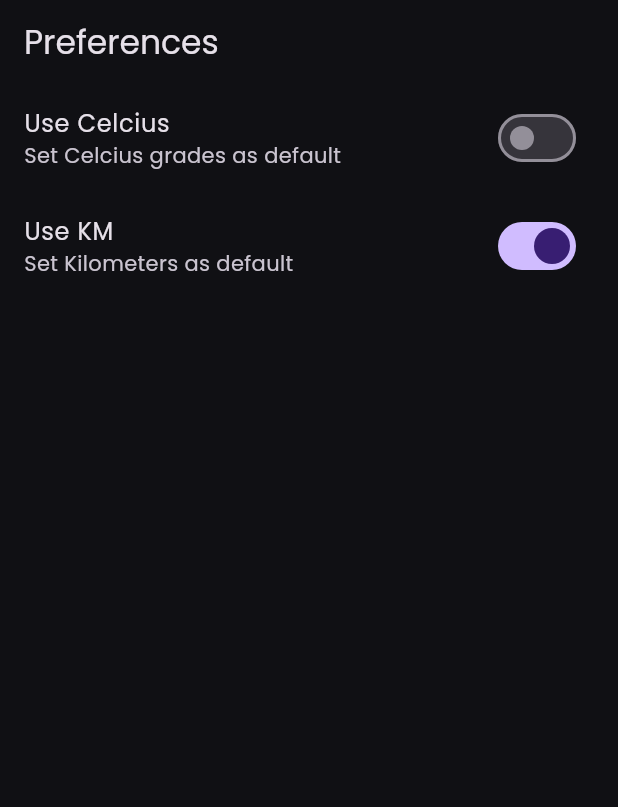
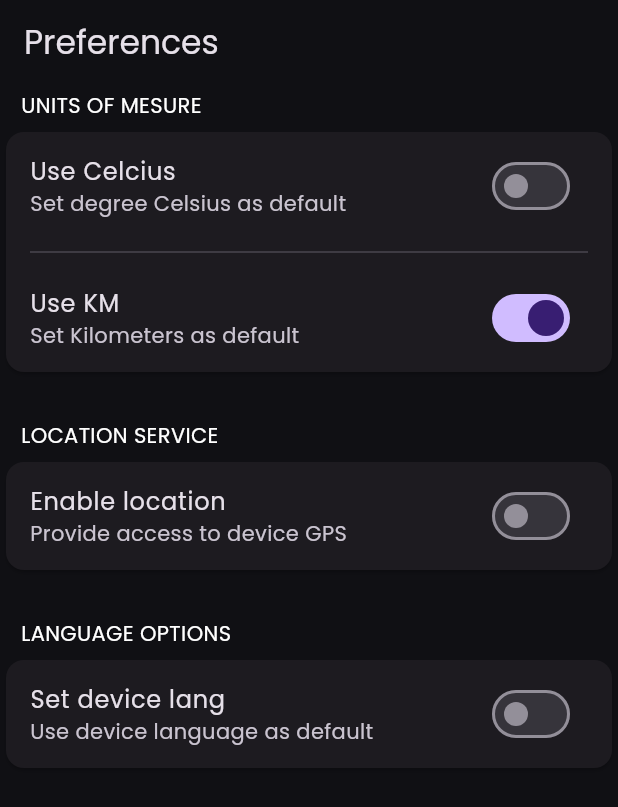
Before and after one commit to ejuvaleru/weather_app, a Flutter app: the PreferencesScreen screen opened by its route, after a tap on "Use Celcius", on a phone screen of 412 x 824 dp. Shown: the top 807 px of the screen. Run offline on Flutter 3.47's test engine with Material 2 defaults, Android fonts, the phone set to English and light mode, and no system bars; our stand-ins replace animate_do, dio, flutter_dotenv, flutter_riverpod, go_router, google_fonts and 1 more; accounts and stored records are empty; network calls fail.

```diff
--- a/lib/features/preferences/presentation/screens/preferences_screen.dart
+++ b/lib/features/preferences/presentation/screens/preferences_screen.dart
@@ -15,17 +15,76 @@ class PreferencesScreen extends ConsumerWidget {
       ),
       body: ListView(
         children: [
+          const Padding(
+            padding: EdgeInsets.symmetric(horizontal: 14, vertical: 4),
+            child: Text(
+              'UNITS OF MESURE',
+              // style: TextStyle(fontSize: ),
+            ),
+          ),
+          Card(
+            child: Column(
+              children: [
                 SwitchListTile.adaptive(
                   title: const Text('Use Celcius'),
-            subtitle: const Text('Set Celcius grades as default'),
+                  subtitle: const Text('Set degree Celsius as default'),
                   value: preferences.isUsingCelcius,
-            onChanged: (value) => ref.read(preferencesProvider.notifier).toggleCelcius(),
+                  onChanged: (value) =>
+                      ref.read(preferencesProvider.notifier).toggleCelcius(),
+                ),
+                const Padding(
+                  padding: EdgeInsets.symmetric(horizontal: 16),
+                  child: Divider(),
                 ),
                 SwitchListTile.adaptive(
                   title: const Text('Use KM'),
                   subtitle: const Text('Set Kilometers as default'),
                   value: preferences.isUsingKm,
-            onChanged: (value) => ref.read(preferencesProvider.notifier).toggleKm(),
+                  onChanged: (value) =>
+                      ref.read(preferencesProvider.notifier).toggleKm(),
+                ),
+              ],
+            ),
+          ),
+          const SizedBox(height: 24),
+          const Padding(
+            padding: EdgeInsets.symmetric(horizontal: 14, vertical: 4),
+            child: Text(
+              'LOCATION SERVICE',
+              // style: TextStyle(fontSize: ),
+            ),
+          ),
+          Card(
+            child: Column(
+              children: [
+                SwitchListTile.adaptive(
+                  title: const Text('Enable location'),
+                  subtitle: const Text('Provide access to device GPS'),
+                  value: preferences.isLocationServiceGranted,
+                  onChanged: (value) => ref.read(preferencesProvider.notifier).toggleLocationService(),
+                ),
+              ],
+            ),
+          ),
+          const SizedBox(height: 24),
+          const Padding(
+            padding: EdgeInsets.symmetric(horizontal: 14, vertical: 4),
+            child: Text(
+              'LANGUAGE OPTIONS',
+              // style: TextStyle(fontSize: ),
+            ),
+          ),
+          Card(
+            child: Column(
+              children: [
+                SwitchListTile.adaptive(
+                  title: const Text('Set device lang'),
+                  subtitle: const Text('Use device language as default'),
+                  value: preferences.isUsingDeviceLang,
+                  onChanged: (value) => ref.read(preferencesProvider.notifier).toggleUseDeviceLang(),
+                ),
+              ],
+            ),
           ),
         ],
       ),
--- /dev/null
+++ b/lib/shared/infrastructure/infrastructure.dart
@@ -0,0 +1 @@
+export 'services/services.dart';
--- /dev/null
+++ b/lib/shared/infrastructure/services/services.dart
@@ -0,0 +1,2 @@
+export 'shared_service.dart';
+export 'shared_service_impl.dart';
--- /dev/null
+++ b/lib/shared/infrastructure/services/shared_service.dart
@@ -0,0 +1,5 @@
+abstract class SharedService {
+  Future<void> setKeyValue<T>(String key, T value);
+  Future<T?> getValue<T>(String key);
+  Future<bool> removeKey(String key);
+}
--- /dev/null
+++ b/lib/shared/infrastructure/services/shared_service_impl.dart
@@ -0,0 +1,43 @@
+import 'package:shared_preferences/shared_preferences.dart';
+import 'package:weather_app/shared/infrastructure/services/services.dart';
+
+class SharedServiceImpl implements SharedService {
+  Future<SharedPreferences> getSharedPreferences() async {
+    return await SharedPreferences.getInstance();
+  }
+
+  @override
+  Future<T?> getValue<T>(String key) async {
+    final prefs = await getSharedPreferences();
+    switch(T) {
+      case bool:
+        return prefs.getBool(key) as T?;
+      case String:
+        return prefs.getString(key) as T?;
+      default:
+        throw UnimplementedError('Get not implemented yet for type ${T.runtimeType}');
+
+    }
+  }
+
+  @override
+  Future<bool> removeKey(String key) async {
+    final prefs = await getSharedPreferences();
+    return await prefs.remove(key);
+  }
+
+  @override
+  Future<void> setKeyValue<T>(String key, T value) async {
+    final prefs = await getSharedPreferences();
+    switch(T) {
+      case bool:
+        prefs.setBool(key, value as bool);
+        break;
+      case String:
+        prefs.setString(key, value as String);
+        break;
+      default:
+        throw UnimplementedError('Set not implemented for type ${T.runtimeType}');
+    }
+  }
+}
--- /dev/null
+++ b/lib/shared/shared.dart
@@ -0,0 +1 @@
+export 'infrastructure/infrastructure.dart';
```
Also changed, not shown: lib/features/forecast/presentation/screens/forecast_screen.dart (+12 -4 lines), lib/features/preferences/presentation/providers/preferences_provider.dart (+52 -9 lines). Lines whose indentation alone changed are shown as unchanged.
